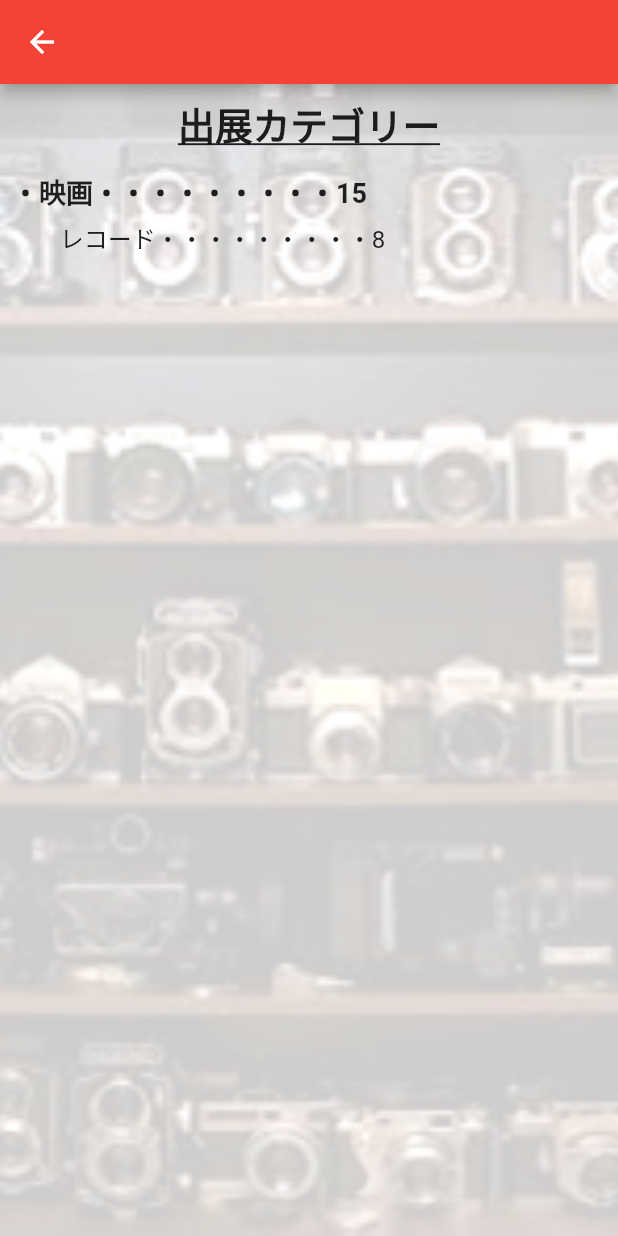
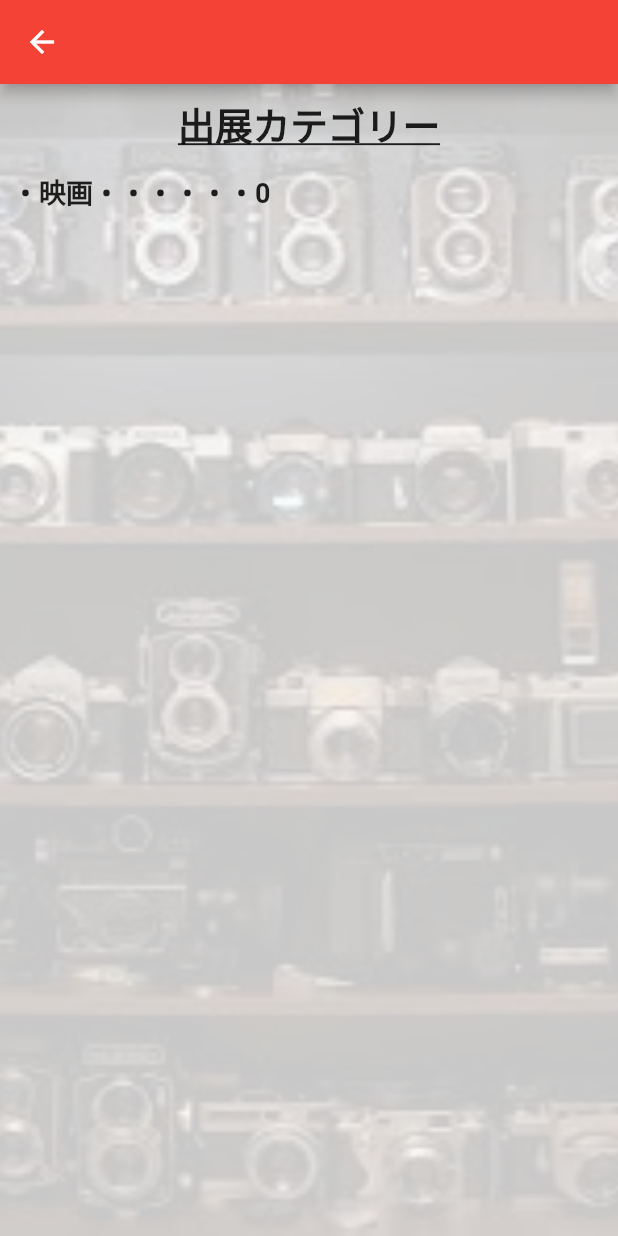
Before and after one commit to naito-yuki/PSPT, a Flutter app: the CategoryList screen opened by its route, after a tap on an icon or button, on a phone screen of 412 x 824 dp. Run offline on Flutter 3.47's test engine with Material 2 defaults, Android fonts, the phone set to English and light mode, and no system bars; our stand-ins replace cloud_firestore, firebase_auth, firebase_storage, image_picker; accounts and stored records are empty.

Commit message:
データーベース取得箇所更新

```diff
--- a/my_colle/lib/CategoryDetailList.dart
+++ b/my_colle/lib/CategoryDetailList.dart
@@ -21,13 +21,15 @@ import 'package:cloud_firestore/cloud_firestore.dart';
 class CategoryDetailList extends StatelessWidget {
   @override
   Widget build(BuildContext context) {
-    var categorytitle =ModalRoute.of(context).settings.arguments;
+    var categorytitle = ModalRoute.of(context).settings.arguments;
     return Scaffold(
       appBar: new AppBar(),
       body: new Container(
           decoration: new BoxDecoration(
             image: new DecorationImage(
-              image: AssetImage('images/background.png'),
+              image: AssetImage('images/top.png'),
+              colorFilter: new ColorFilter.mode(
+                  Colors.black.withOpacity(0.2), BlendMode.dstATop),
               fit: BoxFit.cover,
             ),
           ),
@@ -45,40 +47,9 @@ class CategoryDetailList extends StatelessWidget {
                   ),
                 ),
               ),
-              Row(
-                mainAxisAlignment: MainAxisAlignment.start,
-                children: <Widget>[
-                  Container(
-                    height: 40,
-                    padding: const EdgeInsets.all(8.0),
-                    child: Text(
-                      "・$categorytitle・・・・・・・・・15",
-                      style: TextStyle(
-                        fontSize: 18,
-                        fontWeight: FontWeight.bold,
-                      ),
-                    ),
-                  ),
-                ],
-              ),
-              Row(
-                mainAxisAlignment: MainAxisAlignment.start,
-                children: <Widget>[
-                  Container(
-                    height: 30,
-                    //padding: const EdgeInsets.all(8.0),
-
-                    child: Text(
-                      "      　レコード・・・・・・・・・8",
-                      style: TextStyle(
-                        fontSize: 16,
-                      ),
-                    ),
-                  ),
-                ],
-              ),
+              __CategoryDetailListState(),
               Container(
-                height: 480,
+                height: 510,
                 child: _CategoryDetailListState(),
               )
             ],
@@ -88,20 +59,72 @@ class CategoryDetailList extends StatelessWidget {
 }
 
 class _CategoryDetailListState extends StatelessWidget {
+  String subcategory = "";
   @override
   Widget build(BuildContext context) {
-    var categorytitle =ModalRoute.of(context).settings.arguments;
+    var categorytitle = ModalRoute.of(context).settings.arguments;
     return StreamBuilder<QuerySnapshot>(
-      stream: Firestore.instance.collection('myroom').where("category", isEqualTo: categorytitle).snapshots(),
+      stream: Firestore.instance
+          .collection('myroom')
+          .where("category", isEqualTo: categorytitle)
+          // .orderBy("subcategory")
+          .snapshots(),
       builder: (BuildContext context, AsyncSnapshot<QuerySnapshot> snapshot) {
         if (snapshot.hasError) return new Text('Error:');
         switch (snapshot.connectionState) {
           case ConnectionState.waiting:
             return new Text('Loading...');
           default:
+          // {
+            // var mappedFruits=snapshot.data.documents.map((DocumentSnapshot document) => document["category"]).toList();
+            // print(mappedFruits);
+          // }
             return new ListView(
               children:
                   snapshot.data.documents.map((DocumentSnapshot document) {
+                // print(document.documentID);
+                {
+                  if (subcategory != document["subcategory"]) {
+                    subcategory = document["subcategory"];
+                    return InkWell(
+                        child: Column(
+                      children: <Widget>[
+                        Container(
+                            height: 35,
+                            child: ListTile(
+                              title: new Text(
+                                  "　${document['subcategory']}・・・・・${snapshot.data.documents.length}",
+                                  style: TextStyle(
+                                    fontSize: 16,
+                                  )),
+                              dense: true,
+                            ),
+                            decoration: BoxDecoration(
+                              color: Colors.black.withOpacity(0.0),
+                            )),
+                        Container(
+                          child: Card(
+                            child: ListTile(
+                              title: new Text(
+                                document['title'],
+                                style: TextStyle(
+                                  color: Colors.red,
+                                  fontWeight: FontWeight.bold,
+                                ),
+                              ),
+                              subtitle: new Text(document['body']),
+                              leading: Icon(Icons.person),
+                              onTap: () {
+                                Navigator.pushNamed(context, '/MyRmTop',
+                                    arguments: document['title']);
+                              },
+                            ),
+                          ),
+                        )
+                      ],
+                    ));
+                  }
+                }
                 return InkWell(
                   child: Card(
                     child: ListTile(
@@ -115,17 +138,55 @@ class _CategoryDetailListState extends StatelessWidget {
                       subtitle: new Text(document['body']),
                       leading: Icon(Icons.person),
                       onTap: () {
-                        Navigator.pushNamed(
-                          context, '/MyRmTop',
-                          arguments: document['title']);
+                        Navigator.pushNamed(context, '/MyRmTop',
+                            arguments: document['title']);
                       },
                     ),
                   ),
                 );
-              }).toList(),
+              }).toList()..sort(),
             );
         }
       },
     );
   }
 }
+
+class __CategoryDetailListState extends StatelessWidget {
+  @override
+  Widget build(BuildContext context) {
+    var categorytitle = ModalRoute.of(context).settings.arguments;
+    return StreamBuilder<QuerySnapshot>(
+      stream: Firestore.instance
+          .collection('myroom')
+          .where("category", isEqualTo: categorytitle)
+          .snapshots(),
+      builder: (BuildContext context, AsyncSnapshot<QuerySnapshot> snapshot) {
+        if (snapshot.hasError) return new Text('Error:');
+        switch (snapshot.connectionState) {
+          case ConnectionState.waiting:
+            return new Text('Loading...');
+          default:
+            return new Row(
+              mainAxisAlignment: MainAxisAlignment.start,
+              children: <Widget>[
+                Container(
+                  height: 40,
+                  padding: const EdgeInsets.all(8.0),
+                  child: Text(
+                    "・$categorytitle" +
+                        "・・・・・・" +
+                        "${snapshot.data.documents.length.toString()}",
+                    style: TextStyle(
+                      fontSize: 18,
+                      fontWeight: FontWeight.bold,
+                    ),
+                  ),
+                ),
+              ],
+            );
+        }
+      },
+    );
+  }
+}
--- a/my_colle/lib/CategoryList.dart
+++ b/my_colle/lib/CategoryList.dart
@@ -1,4 +1,5 @@
 import 'package:flutter/material.dart';
+import 'package:my_colle/Data.dart';
 
 
 // class MyHomePage extends StatefulWidget {
@@ -9,25 +10,7 @@ import 'package:flutter/material.dart';
 // class _MyHomePageState extends State<MyHomePage> {
 
 class CategoryList extends StatelessWidget {
-  List<String> textlist = [
-    '家電、AV、カメラ',
-    '音楽、CD、レコード',
-    '本、雑誌、漫画',
-    '映画',
-    'キャラクター関連',
-    '鉄道、航空、車、バイク',
-    'ミリタリー',
-    'ファッション',
-    'アクセサリー、時計',
-    '住まい、インテリア',
-    '自然科学',
-    'スポーツ',
-    '食品、飲料',
-    'エンタテインメントグッズ',
-    '記念品、切手、コイン系',
-    'アート絵画工芸品',
-    'おまけ、懸賞品系',
-  ];
+  List<String> textlist = Data.categoryList;
 
   List<String> subTextlist = [
     'テレビ、ラジオ/ラジカセ、オーディオ、スピーカー、CDプレーヤー、レコードプレーヤー、カメラ、双眼鏡、望遠鏡',
```
